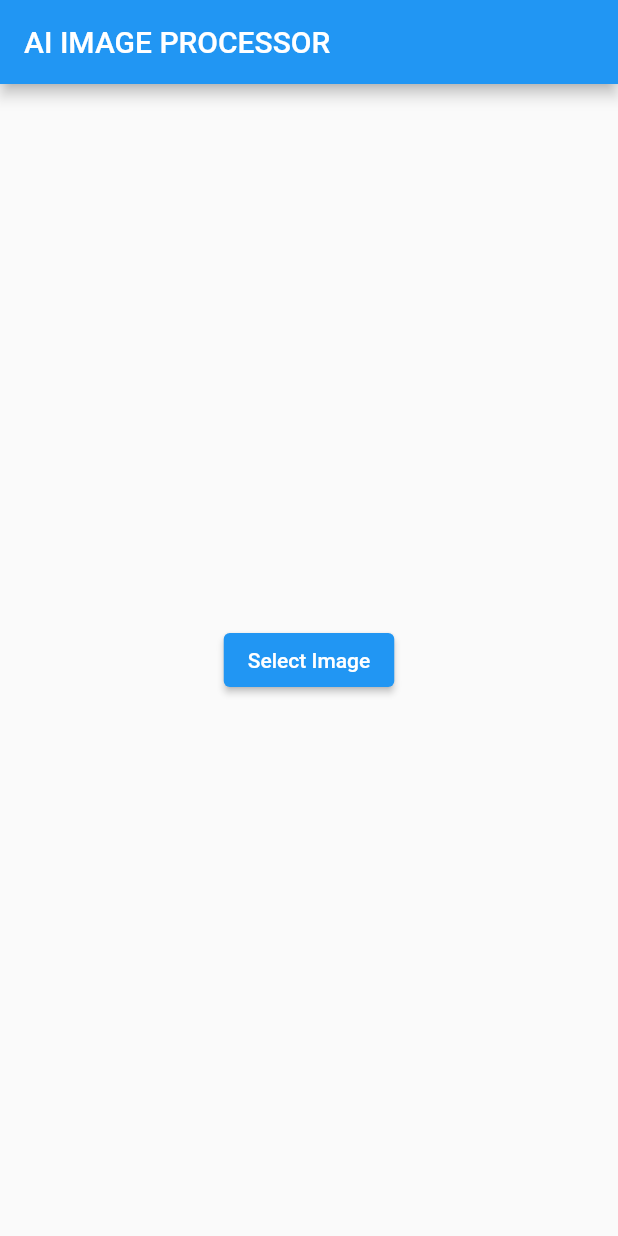
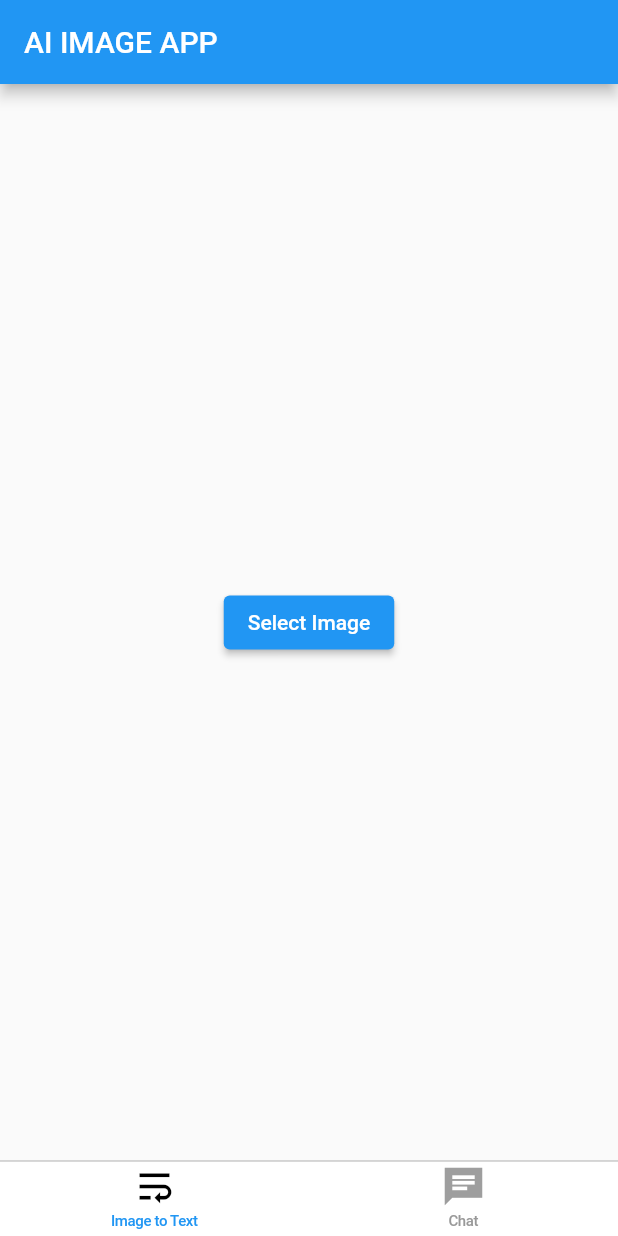
Before and after one commit to thebinij/object-processing-app, a Flutter app: the screen it shows after launch, on a phone screen of 412 x 824 dp. Run offline on Flutter 3.47's test engine with Material 2 defaults, Android fonts, the phone set to English and light mode, and no system bars; our stand-ins replace image_picker.

Commit message:
update ui and added socket for chat

```diff
--- /dev/null
+++ b/lib/layouts/mobile_screen_layout.dart
@@ -0,0 +1,79 @@
+import 'package:flutter/cupertino.dart';
+import 'package:flutter/material.dart';
+import '../screens/image_processer.dart';
+import '../screens/smart_bot.dart';
+import '../utils/colors.dart';
+
+List<Widget> homeScreenItems = [
+  const ImageProcesser(
+    title: 'AI IMAGE APP',
+  ),
+  const SmartBot()
+];
+
+class MobileScreenLayout extends StatefulWidget {
+  const MobileScreenLayout({Key? key}) : super(key: key);
+
+  @override
+  State<MobileScreenLayout> createState() => _MobileScreenLayoutState();
+}
+
+class _MobileScreenLayoutState extends State<MobileScreenLayout> {
+  int _page = 0;
+  late PageController pageController; // for tabs animation
+  @override
+  void initState() {
+    super.initState();
+    pageController = PageController();
+  }
+
+  @override
+  void dispose() {
+    super.dispose();
+    pageController.dispose();
+  }
+
+  void onPageChanged(int page) {
+    setState(() {
+      _page = page;
+    });
+  }
+
+  void navigationTapped(int page) {
+    //Animating Page
+    pageController.jumpToPage(page);
+  }
+
+  @override
+  Widget build(BuildContext context) {
+    return Scaffold(
+      body: PageView(
+        controller: pageController,
+        onPageChanged: onPageChanged,
+        children: homeScreenItems,
+      ),
+      bottomNavigationBar: CupertinoTabBar(
+        backgroundColor: mobileBackgroundColor,
+        items: <BottomNavigationBarItem>[
+          BottomNavigationBarItem(
+            icon: Icon(
+              Icons.wrap_text,
+              color: (_page == 0) ? primaryColor : secondaryColor,
+            ),
+            label: 'Image to Text',
+            backgroundColor: primaryColor,
+          ),
+          BottomNavigationBarItem(
+              icon: Icon(
+                Icons.chat_sharp,
+                color: (_page == 1) ? primaryColor : secondaryColor,
+              ),
+              label: 'Chat',
+              backgroundColor: primaryColor),
+        ],
+        onTap: navigationTapped,
+        currentIndex: _page,
+      ),
+    );
+  }
+}
--- a/lib/main.dart
+++ b/lib/main.dart
@@ -1,9 +1,5 @@
-import 'dart:convert';
-import 'package:flutter/foundation.dart';
 import 'package:flutter/material.dart';
-import 'dart:io';
-import 'package:image_picker/image_picker.dart';
-import 'package:http/http.dart' as http;
+import 'layouts/mobile_screen_layout.dart';
 
 void main() {
   runApp(const MyApp());
@@ -15,131 +11,12 @@ class MyApp extends StatelessWidget {
   @override
   Widget build(BuildContext context) {
     return MaterialApp(
+      debugShowCheckedModeBanner: false,
       title: 'App Demo',
       theme: ThemeData(
         primarySwatch: Colors.blue,
       ),
-      home: const ImageProcesser(title: 'AI IMAGE PROCESSOR'),
+      home: const MobileScreenLayout(),
     );
   }
 }
-
-class ImageProcesser extends StatefulWidget {
-  const ImageProcesser({super.key, required this.title});
-
-  final String title;
-
-  @override
-  State<ImageProcesser> createState() => _ImageProcesserState();
-}
-
-class _ImageProcesserState extends State<ImageProcesser> {
-  XFile? _selectedImage;
-
-  void _selectImage() async {
-    ImagePicker imagePicker = ImagePicker();
-    var image = await imagePicker.pickImage(source: ImageSource.gallery);
-    if (image != null) {
-      setState(() {
-        _selectedImage = image;
-      });
-    }
-  }
-
-  void _clearImage() async {
-    setState(() {
-      _selectedImage = null;
-    });
-  }
-
-  void _processImage() async {
-    late Future<http.Response> processedImage =
-        uploadImage(File(_selectedImage!.path));
-    // ignore: avoid_print
-    print(processedImage);
-  }
-
-  Future<http.Response> uploadImage(File image) async {
-    String base64Image = base64Encode(image.readAsBytesSync());
-    String fileName = image.path.split("/").last;
-
-    final response = await http.post(
-      Uri.parse('http://10.0.2.2:5001/api/image-process'),
-      headers: <String, String>{
-        'Content-Type': 'application/json; charset=UTF-8',
-      },
-      body: jsonEncode(<String, String>{
-        "image": base64Image,
-        "name": fileName,
-      }),
-    );
-
-    if (response.statusCode == 200) {
-      // ignore: avoid_print
-      print("Image uploaded");
-      return response;
-    } else {
-      // ignore: avoid_print
-      print("Failed to upload image");
-      throw Exception('Failed to upload image.');
-    }
-  }
-
-  @override
-  Widget build(BuildContext context) {
-    return Scaffold(
-      appBar: AppBar(
-        title: Text(widget.title),
-      ),
-      body: Center(
-        child: _selectedImage == null
-            ? ElevatedButton(
-                onPressed: _selectImage,
-                child: const Text('Select Image'),
-              )
-            : Column(
-                mainAxisAlignment: MainAxisAlignment.center,
-                children: <Widget>[
-                  kIsWeb
-                      ? Image.network(_selectedImage!.path)
-                      : Image.file(
-                          File(_selectedImage!.path),
-                        ),
-                  const SizedBox(height: 10),
-                  Row(
-                    mainAxisAlignment: MainAxisAlignment.center,
-                    children: [
-                      ElevatedButton(
-                        style: ElevatedButton.styleFrom(
-                          backgroundColor: Colors.brown,
-                        ),
-                        onPressed: _processImage,
-                        child: const Text('Procces Image'),
-                      ),
-                      const SizedBox(width: 10),
-                      ElevatedButton(
-                        onPressed: _clearImage,
-                        child: const Text('Clear Image'),
-                      ),
-                    ],
-                  )
-                ],
-              ),
-      ),
-    );
-  }
-}
-
-
-// FutureBuilder<Album>(
-//   future: _futureAlbum,
-//   builder: (context, snapshot) {
-//     if (snapshot.hasData) {
-//       return Text(snapshot.data!.title);
-//     } else if (snapshot.hasError) {
-//       return Text('${snapshot.error}');
-//     }
-
-//     return const CircularProgressIndicator();
-//   },
-// )
--- /dev/null
+++ b/lib/screens/image_processer.dart
@@ -0,0 +1,141 @@
+import 'dart:io';
+import 'package:flutter/material.dart';
+import 'package:image_picker/image_picker.dart';
+import 'package:http/http.dart' as http;
+import 'package:flutter/foundation.dart';
+import 'dart:convert';
+
+class ResponseData {
+  String status;
+  String data;
+
+  ResponseData({required this.status, required this.data});
+
+  factory ResponseData.fromJson(Map<String, dynamic> parsedJson) {
+    return ResponseData(status: parsedJson['status'], data: parsedJson['data']);
+  }
+}
+
+class ImageProcesser extends StatefulWidget {
+  const ImageProcesser({super.key, required this.title});
+
+  final String title;
+
+  @override
+  State<ImageProcesser> createState() => _ImageProcesserState();
+}
+
+class _ImageProcesserState extends State<ImageProcesser> {
+  XFile? _selectedImage;
+  Future<String>? _ocrText;
+  bool processing = false;
+
+  void _selectImage() async {
+    ImagePicker imagePicker = ImagePicker();
+    var image = await imagePicker.pickImage(source: ImageSource.gallery);
+    if (image != null) {
+      setState(() {
+        _selectedImage = image;
+      });
+    }
+  }
+
+  void _clearImage() async {
+    setState(() {
+      _selectedImage = null;
+    });
+  }
+
+  Future<ResponseData> _processImage() async {
+    processing = true;
+    Future<http.StreamedResponse>? imageData =
+        uploadImage(File(_selectedImage!.path));
+
+    final jsonResponse = json.decode(imageData as String);
+
+    return ResponseData.fromJson(jsonResponse);
+  }
+
+  Future<http.StreamedResponse> uploadImage(File image) async {
+    // String base64Image = base64Encode(image.readAsBytesSync());
+    String fileName = image.path.split("/").last;
+
+    var request = http.MultipartRequest(
+        'POST', Uri.parse('http://10.0.2.2:5001/api/image-process'));
+    request.fields['name'] = fileName;
+    request.files.add(await http.MultipartFile.fromPath('image', image.path));
+    var response = await request.send();
+
+    if (response.statusCode == 200) {
+      // ignore: avoid_print
+      print("Image uploaded");
+      return response;
+    } else {
+      // ignore: avoid_print
+      print("Failed to upload image");
+      throw Exception('Failed to upload image.');
+    }
+  }
+
+  @override
+  Widget build(BuildContext context) {
+    return Scaffold(
+      appBar: AppBar(
+        title: Text(widget.title),
+      ),
+      body: Center(
+        child: _selectedImage == null
+            ? ElevatedButton(
+                onPressed: _selectImage,
+                child: const Text('Select Image'),
+              )
+            : Column(
+                mainAxisAlignment: MainAxisAlignment.center,
+                children: <Widget>[
+                  kIsWeb
+                      ? Image.network(_selectedImage!.path)
+                      : Image.file(
+                          File(_selectedImage!.path),
+                        ),
+                  const SizedBox(height: 10),
+                  Row(
+                    mainAxisAlignment: MainAxisAlignment.center,
+                    children: [
+                      ElevatedButton(
+                        style: ElevatedButton.styleFrom(
+                          backgroundColor: Colors.brown,
+                        ),
+                        onPressed: _processImage,
+                        child: const Text('Procces Image'),
+                      ),
+                      const SizedBox(width: 10),
+                      ElevatedButton(
+                        onPressed: _clearImage,
+                        child: const Text('Clear Image'),
+                      ),
+                    ],
+                  ),
+                  const SizedBox(height: 10),
+                  processing
+                      ? FutureBuilder<String>(
+                          future: _ocrText,
+                          builder: (BuildContext context,
+                              AsyncSnapshot<String> snapshot) {
+                            if (kDebugMode) {
+                              print(snapshot);
+                            }
+                            if (snapshot.hasData) {
+                              processing = false;
+                            } else if (snapshot.hasError) {
+                              processing = false;
+                            }
+                            return const CircularProgressIndicator();
+                          },
+                        )
+                      : const SizedBox(height: 10),
+                ],
+              ),
+      ),
+    );
+  }
+}
--- /dev/null
+++ b/lib/utils/colors.dart
@@ -0,0 +1,7 @@
+import 'package:flutter/material.dart';
+
+const mobileBackgroundColor = Colors.white;
+const mobileSearchColor = Color.fromRGBO(38, 38, 38, 1);
+const blueColor = Color.fromRGBO(0, 149, 246, 1);
+const primaryColor = Color.fromRGBO(0, 0, 0, 1);
+const secondaryColor = Colors.grey;
```
Also changed, not shown: lib/screens/smart_bot.dart (added, +62 -0 lines), pubspec.yaml (+3 -4 lines), pubspec.lock.
